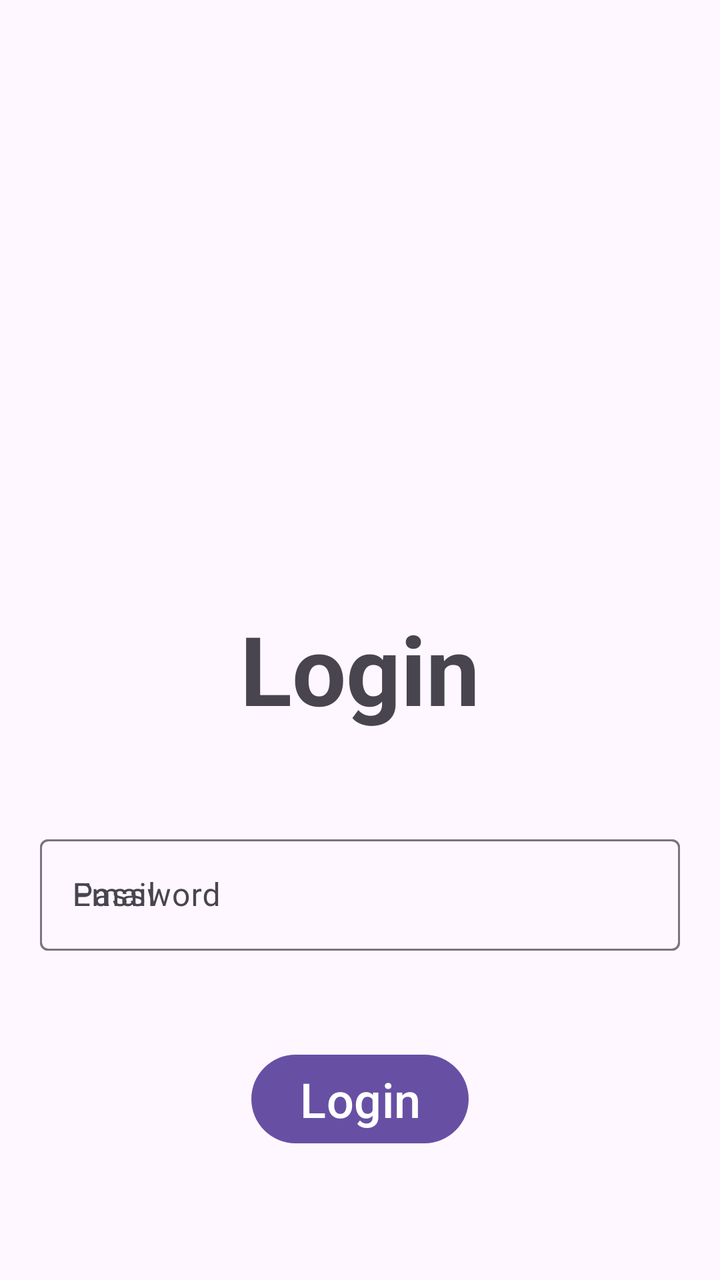
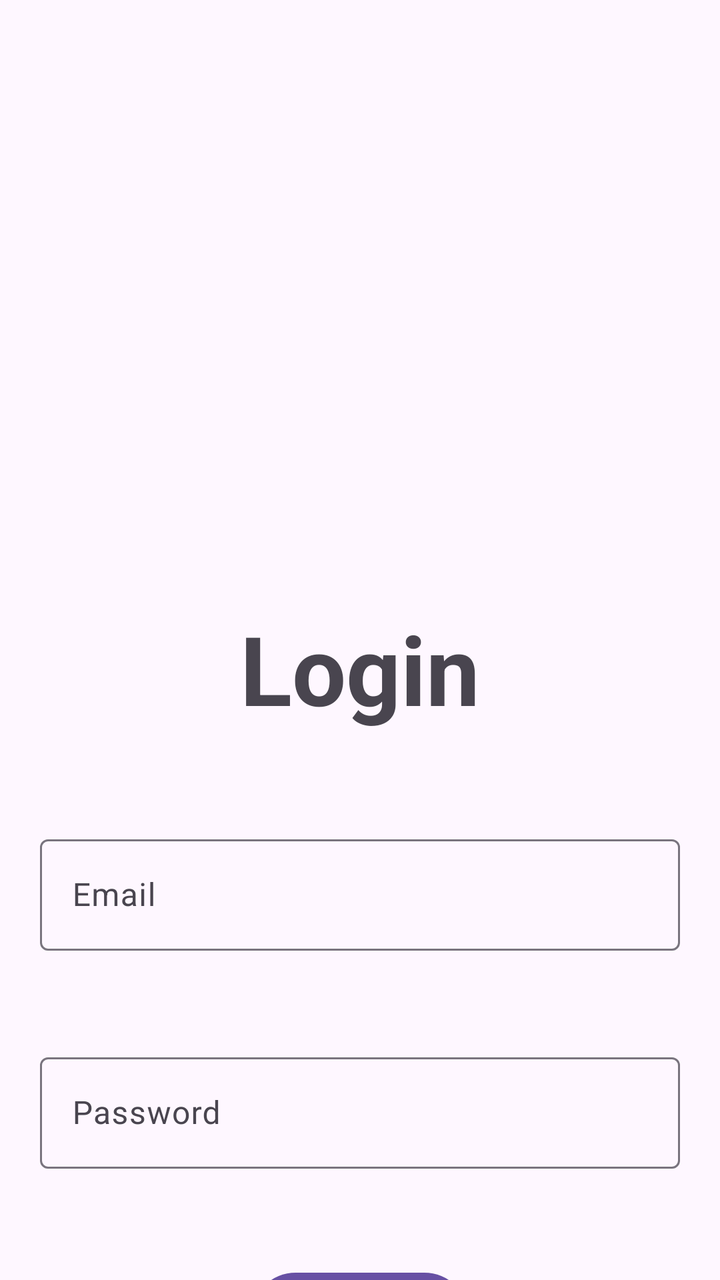

Screens rendered from an Android XML layout before and after an edit, with the pre-edit source and the edit as a unified diff.
<!-- AndroidManifest.xml: application theme Theme.AndroidTestingSDGKU -->
<!-- res/layout/activity_main.xml -->
<?xml version="1.0" encoding="utf-8"?>
<androidx.constraintlayout.widget.ConstraintLayout xmlns:android="http://schemas.android.com/apk/res/android"
    xmlns:app="http://schemas.android.com/apk/res-auto"
    xmlns:tools="http://schemas.android.com/tools"
    android:id="@+id/main"
    android:layout_width="match_parent"
    android:layout_height="match_parent"
    tools:context=".MainActivity">

    <TextView
        android:layout_width="wrap_content"
        android:layout_height="wrap_content"
        app:layout_constraintBottom_toBottomOf="parent"
        app:layout_constraintEnd_toEndOf="parent"
        app:layout_constraintStart_toStartOf="parent"
        app:layout_constraintTop_toTopOf="parent"
        android:text="Login"
        android:textStyle="bold"
        android:textSize="48sp"
        android:paddingTop="28dp"
        android:id="@+id/title"
        />


    <com.google.android.material.textfield.TextInputLayout
        android:id="@+id/emailTitle"
        android:layout_width="0dp"
        android:layout_height="wrap_content"
        android:paddingTop="48dp"
        android:paddingHorizontal="20dp"
        app:layout_constraintTop_toBottomOf="@id/title"
        app:layout_constraintLeft_toLeftOf="parent"
        app:layout_constraintRight_toRightOf="parent"
    >
        <com.google.android.material.textfield.TextInputEditText
            android:id="@+id/emailInput"
            android:layout_width="match_parent"
            android:layout_height="wrap_content"
            android:hint="Email"
            />
    </com.google.android.material.textfield.TextInputLayout>

    <com.google.android.material.textfield.TextInputLayout
        android:id="@+id/passwordTitle"
        android:layout_width="0dp"
        android:layout_height="wrap_content"
        android:paddingTop="48dp"
        android:paddingHorizontal="20dp"
        app:layout_constraintTop_toBottomOf="@id/title"
        app:layout_constraintLeft_toLeftOf="parent"
        app:layout_constraintRight_toRightOf="parent"
        >
        <com.google.android.material.textfield.TextInputEditText
            android:id="@+id/passwordInput"
            android:layout_width="match_parent"
            android:layout_height="wrap_content"
            android:hint="Password"
            android:inputType="textPassword"
            />
    </com.google.android.material.textfield.TextInputLayout>

    <com.google.android.material.button.MaterialButton
        android:id="@+id/loginButton"
        android:layout_width="wrap_content"
        android:layout_height="wrap_content"
        android:text="Login"
        android:layout_marginTop="48dp"
        android:textSize="24sp"
        app:layout_constraintTop_toBottomOf="@id/passwordTitle"
        app:layout_constraintLeft_toLeftOf="parent"
        app:layout_constraintRight_toRightOf="parent"
        />

</androidx.constraintlayout.widget.ConstraintLayout>
<!-- resources referenced by this layout -->
<resources>
  <style name="Theme.AndroidTestingSDGKU" parent="Base.Theme.AndroidTestingSDGKU" />
  <style name="Base.Theme.AndroidTestingSDGKU" parent="Theme.Material3.DayNight.NoActionBar">
          
          
      </style>
</resources>

<!-- the commit's change to res/layout/activity_main.xml (unified diff, before → after) -->
@@ -46,7 +46,7 @@
         android:layout_height="wrap_content"
         android:paddingTop="48dp"
         android:paddingHorizontal="20dp"
-        app:layout_constraintTop_toBottomOf="@id/title"
+        app:layout_constraintTop_toBottomOf="@id/emailTitle"
         app:layout_constraintLeft_toLeftOf="parent"
         app:layout_constraintRight_toRightOf="parent"
         >
